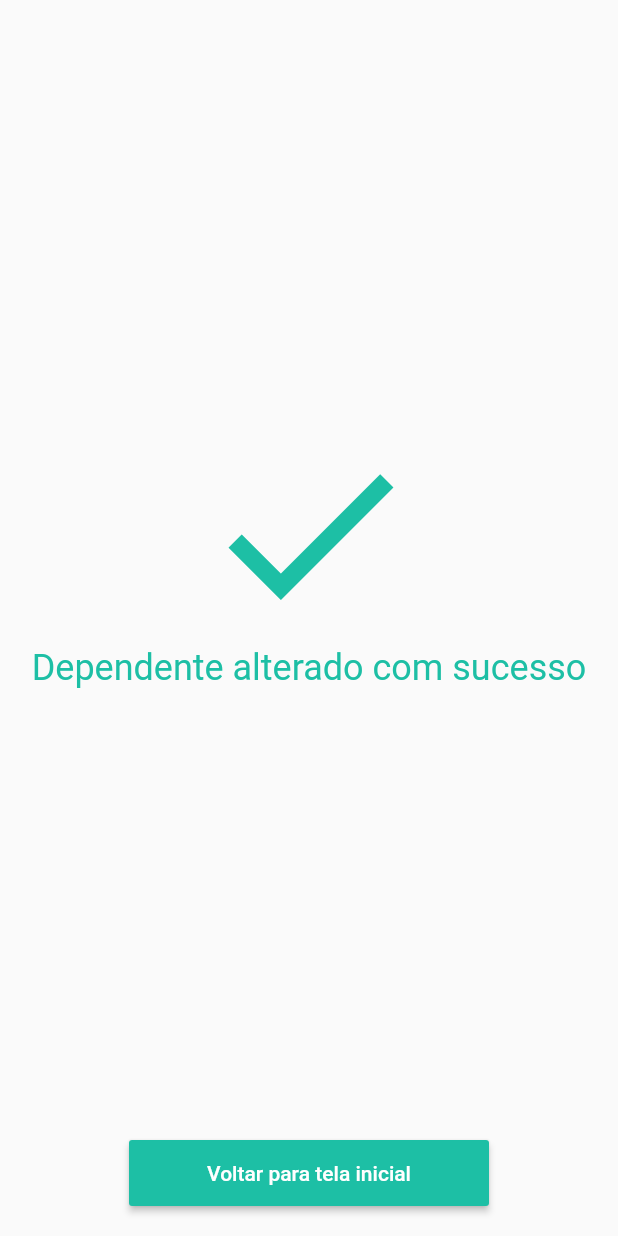
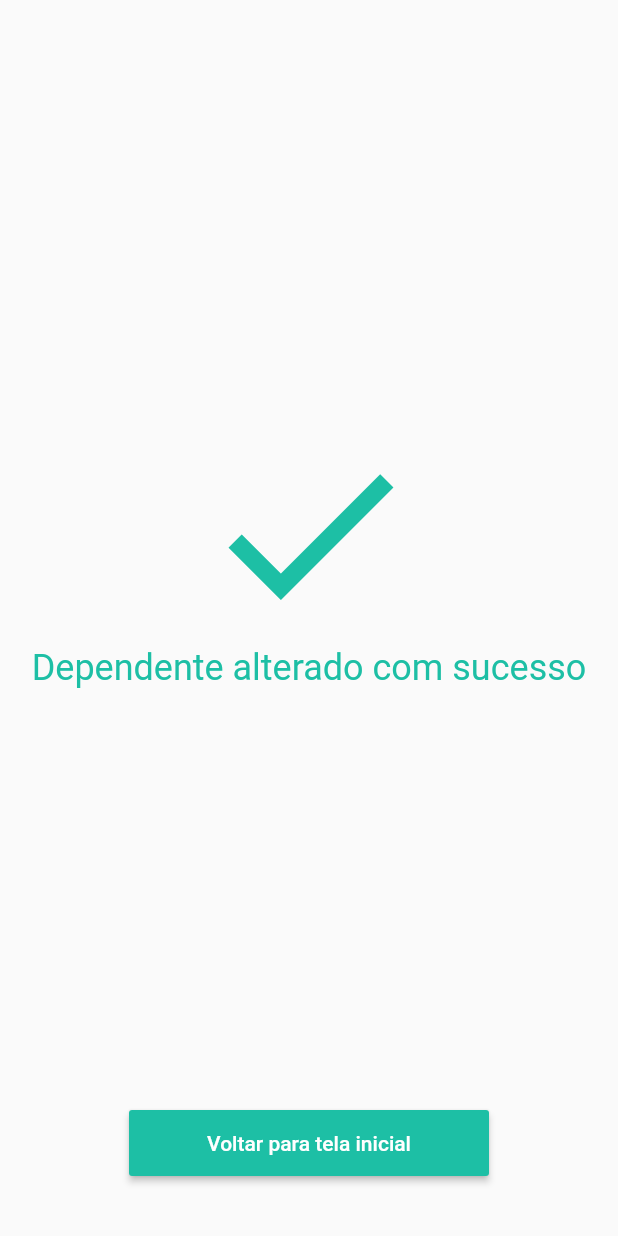
Before and after one commit to dakoctba/callma, a Flutter app: the StatusScreen screen opened directly, on a phone screen of 412 x 824 dp. Run offline on Flutter 3.47's test engine with Material 2 defaults, Android fonts, the phone set to English and light mode, and no system bars; our stand-ins replace cloud_firestore, qr_flutter, share; accounts and stored records are empty.

```diff
--- a/lib/components/StatusScreen.dart
+++ b/lib/components/StatusScreen.dart
@@ -19,14 +19,15 @@ class StatusScreen extends StatelessWidget {
 
   _getText() {
     return this.success == true
-        ? Text(this.message, style: TextStyle(fontSize: 24, color: CallmaColors.VERDE_ESCURO), textAlign: TextAlign.center)
+        ? Text(this.message,
+            style: TextStyle(fontSize: 24, color: CallmaColors.VERDE_ESCURO), textAlign: TextAlign.center)
         : Text(this.message, style: TextStyle(fontSize: 24, color: CallmaColors.VERMELHO), textAlign: TextAlign.center);
   }
 
-  @override
-  Widget build(BuildContext context) {
-    return Scaffold(
-      body: Center(
+  _body() {
+    return Center(
+      child: Padding(
+      padding: EdgeInsets.all(20),
       child: Column(
         children: <Widget>[
           Expanded(
@@ -41,8 +42,14 @@ class StatusScreen extends StatelessWidget {
           ),
           CallmaButton(this.buttonMessage, this.onPressed)
         ],
-        ),
-      ),
+      ))
+    );
+  }
+
+  @override
+  Widget build(BuildContext context) {
+    return Scaffold(
+      body: _body()
     );
   }
 }
--- a/lib/components/bars/CallmaBottomNavigationBar.dart
+++ b/lib/components/bars/CallmaBottomNavigationBar.dart
@@ -37,7 +37,6 @@ class CallmaBottomNavigationBar extends StatelessWidget {
               })));
             break;
           case NOTIFICATIONS_OPTION:
-            Navigator.of(context).pushReplacement(MaterialPageRoute(builder: (context) => LoginScreen()));
             break;
           case CONFIGURATIONS_OPTION:
             Navigator.of(context).pushReplacement(MaterialPageRoute(builder: (context) => ConfigurationsScreen()));
```
Also changed, not shown: lib/modules/login/screens/OnboardingScreen.dart (+22 -1 lines). Lines whose indentation alone changed are shown as unchanged.
